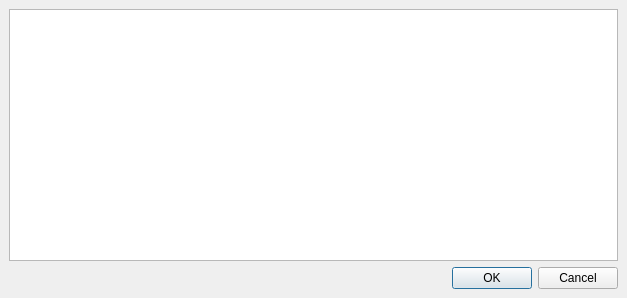
Before: the Qt Designer form experimental/subdownloaderdialog.ui in sarvex/smplayer, drawn with Qt 5.
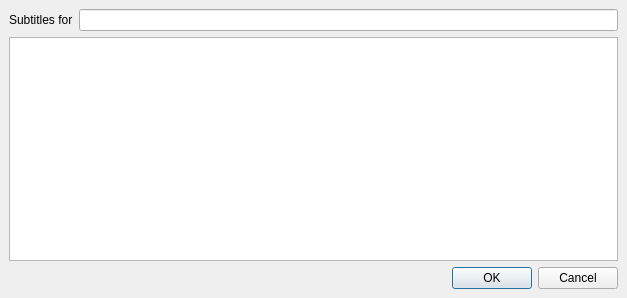
After: the same form once the commit is applied. Custom widgets are drawn as their Qt base class.

Patch:
```diff
--- a/experimental/subdownloaderdialog.ui
+++ b/experimental/subdownloaderdialog.ui
@@ -19,6 +19,26 @@
    <property name="spacing" >
     <number>6</number>
    </property>
+   <item>
+    <layout class="QHBoxLayout" >
+     <property name="margin" >
+      <number>0</number>
+     </property>
+     <property name="spacing" >
+      <number>6</number>
+     </property>
+     <item>
+      <widget class="QLabel" name="label" >
+       <property name="text" >
+        <string>Subtitles for</string>
+       </property>
+      </widget>
+     </item>
+     <item>
+      <widget class="FileChooser" name="file_chooser" />
+     </item>
+    </layout>
+   </item>
    <item>
     <widget class="QTreeView" name="view" />
    </item>
@@ -34,6 +54,13 @@
    </item>
   </layout>
  </widget>
+ <customwidgets>
+  <customwidget>
+   <class>FileChooser</class>
+   <extends>QLineEdit</extends>
+   <header>filechooser.h</header>
+  </customwidget>
+ </customwidgets>
  <resources/>
  <connections>
   <connection>
```
